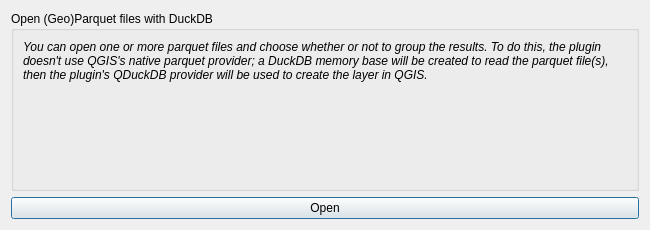
Before: the Qt Designer form qduckdb/gui/dlg_open_parquet.ui in gizmodata/qgizmosql, drawn with Qt 5.
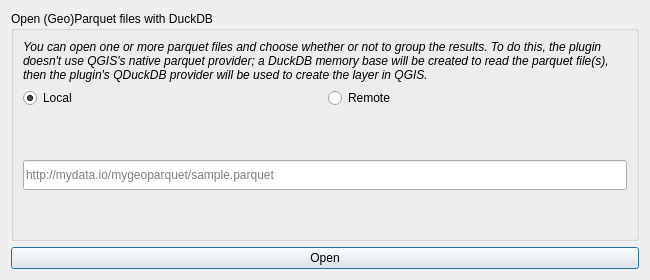
After: the same form once the commit is applied. Custom widgets are drawn as their Qt base class.

Commit message: dlg_open_parquet: adaptation of ihm to allow reading of a remote parquet. The validity of the url is checked.

What changed in the file:
```diff
--- a/qduckdb/gui/dlg_open_parquet.ui
+++ b/qduckdb/gui/dlg_open_parquet.ui
@@ -7,19 +7,19 @@
     <x>0</x>
     <y>0</y>
     <width>650</width>
-    <height>230</height>
+    <height>280</height>
    </rect>
   </property>
   <property name="minimumSize">
    <size>
     <width>650</width>
-    <height>230</height>
+    <height>280</height>
    </size>
   </property>
   <property name="maximumSize">
    <size>
     <width>650</width>
-    <height>230</height>
+    <height>280</height>
    </size>
   </property>
   <property name="windowTitle">
@@ -32,6 +32,32 @@
       <string>Open (Geo)Parquet files with DuckDB</string>
      </property>
      <layout class="QGridLayout" name="gridLayout">
+      <item row="1" column="0">
+       <widget class="QRadioButton" name="rb_local_file">
+        <property name="text">
+         <string>Local</string>
+        </property>
+        <property name="checked">
+         <bool>true</bool>
+        </property>
+       </widget>
+      </item>
+      <item row="4" column="0" colspan="2">
+       <widget class="QgsProjectionSelectionWidget" name="qw_crs">
+        <property name="minimumSize">
+         <size>
+          <width>0</width>
+          <height>30</height>
+         </size>
+        </property>
+        <property name="maximumSize">
+         <size>
+          <width>16777215</width>
+          <height>30</height>
+         </size>
+        </property>
+       </widget>
+      </item>
       <item row="0" column="0" colspan="2">
        <widget class="QLabel" name="label">
         <property name="text">
@@ -42,15 +68,66 @@
         </property>
        </widget>
       </item>
-      <item row="1" column="0">
-       <widget class="QgsFileWidget" name="qfw_parquet">
+      <item row="2" column="0" colspan="2">
+       <widget class="QgsFileWidget" name="qfw_local_file">
+        <property name="minimumSize">
+         <size>
+          <width>0</width>
+          <height>40</height>
+         </size>
+        </property>
+        <property name="maximumSize">
+         <size>
+          <width>16777215</width>
+          <height>40</height>
+         </size>
+        </property>
         <property name="storageMode">
          <enum>QgsFileWidget::GetMultipleFiles</enum>
         </property>
        </widget>
       </item>
-      <item row="2" column="0">
-       <widget class="QgsProjectionSelectionWidget" name="qw_crs"/>
+      <item row="3" column="0" colspan="2">
+       <widget class="QLineEdit" name="le_remote_url">
+        <property name="minimumSize">
+         <size>
+          <width>0</width>
+          <height>30</height>
+         </size>
+        </property>
+        <property name="maximumSize">
+         <size>
+          <width>16777215</width>
+          <height>30</height>
+         </size>
+        </property>
+        <property name="inputMask">
+         <string/>
+        </property>
+        <property name="placeholderText">
+         <string>http://mydata.io/mygeoparquet/sample.parquet</string>
+        </property>
+       </widget>
+      </item>
+      <item row="1" column="1">
+       <widget class="QRadioButton" name="rb_remote_file">
+        <property name="text">
+         <string>Remote</string>
+        </property>
+       </widget>
+      </item>
+      <item row="5" column="0">
+       <spacer name="verticalSpacer">
+        <property name="orientation">
+         <enum>Qt::Vertical</enum>
+        </property>
+        <property name="sizeHint" stdset="0">
+         <size>
+          <width>20</width>
+          <height>40</height>
+         </size>
+        </property>
+       </spacer>
       </item>
      </layout>
     </widget>
```
The commit also changes 1 other file.
